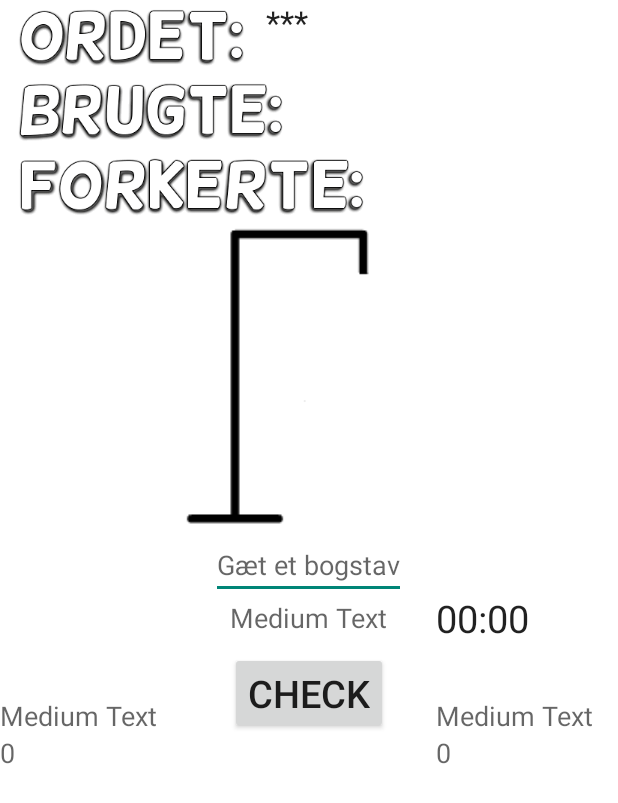
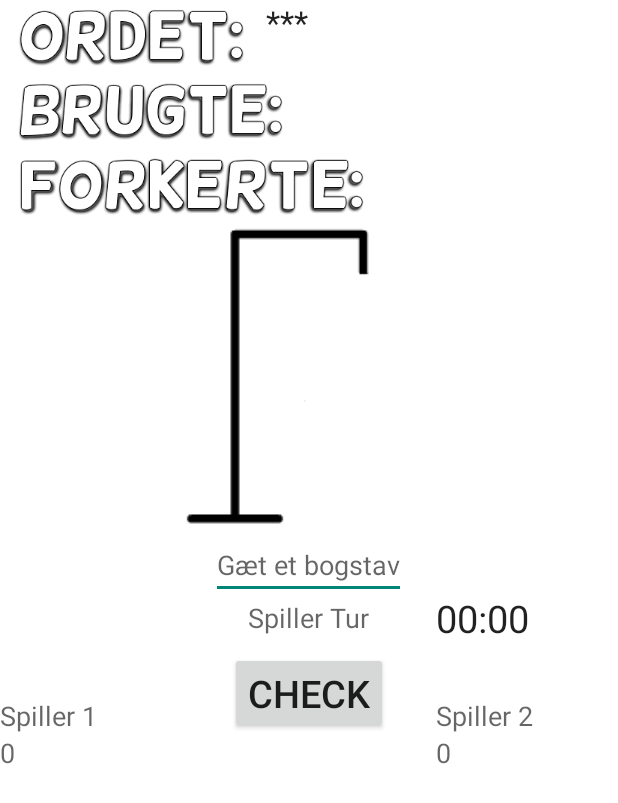
Before and after one commit to simonpetersen/Galgeleg, an Android app: the layout to_spillere_spil_frag.xml on its own in the app's theme, with its tools: preview values and no code run, on a phone screen of 412 x 824 dp. Shown: the top 803 px of the screen. Run offline under Robolectric (Android 15) with nearby library versions, the phone set to English and light mode, and no system bars; network calls fail.

Commit message:
2 spillere

```diff
--- a/app/src/main/res/layout/to_spillere_spil_frag.xml
+++ b/app/src/main/res/layout/to_spillere_spil_frag.xml
@@ -123,7 +123,7 @@
         android:layout_alignBottom="@+id/button"
         android:layout_toRightOf="@+id/imageView"
         android:layout_toEndOf="@+id/imageView"
-        android:text="Medium Text" />
+        android:text="Spiller 2" />
 
     <TextView
         android:layout_width="wrap_content"
@@ -139,7 +139,7 @@
         android:layout_width="wrap_content"
         android:layout_height="wrap_content"
         android:textAppearance="?android:attr/textAppearanceMedium"
-        android:text="Medium Text"
+        android:text="Spiller 1"
         android:id="@+id/Spiller1NavnSpil"
         android:layout_alignTop="@+id/Spiller2NavnSpil"
         android:layout_alignParentLeft="true"
@@ -159,7 +159,7 @@
         android:layout_width="wrap_content"
         android:layout_height="wrap_content"
         android:textAppearance="?android:attr/textAppearanceMedium"
-        android:text="Medium Text"
+        android:text="Spiller Tur"
         android:id="@+id/SpillerTurTekst"
         android:layout_below="@+id/inputEdit"
         android:layout_centerHorizontal="true" />
```
